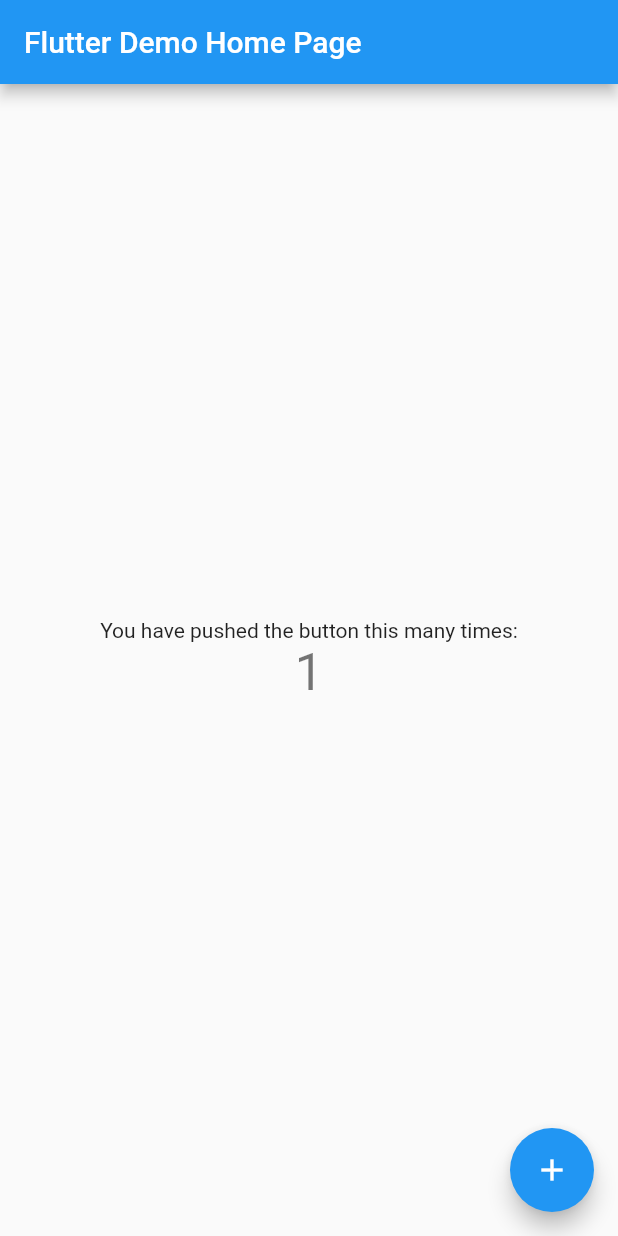
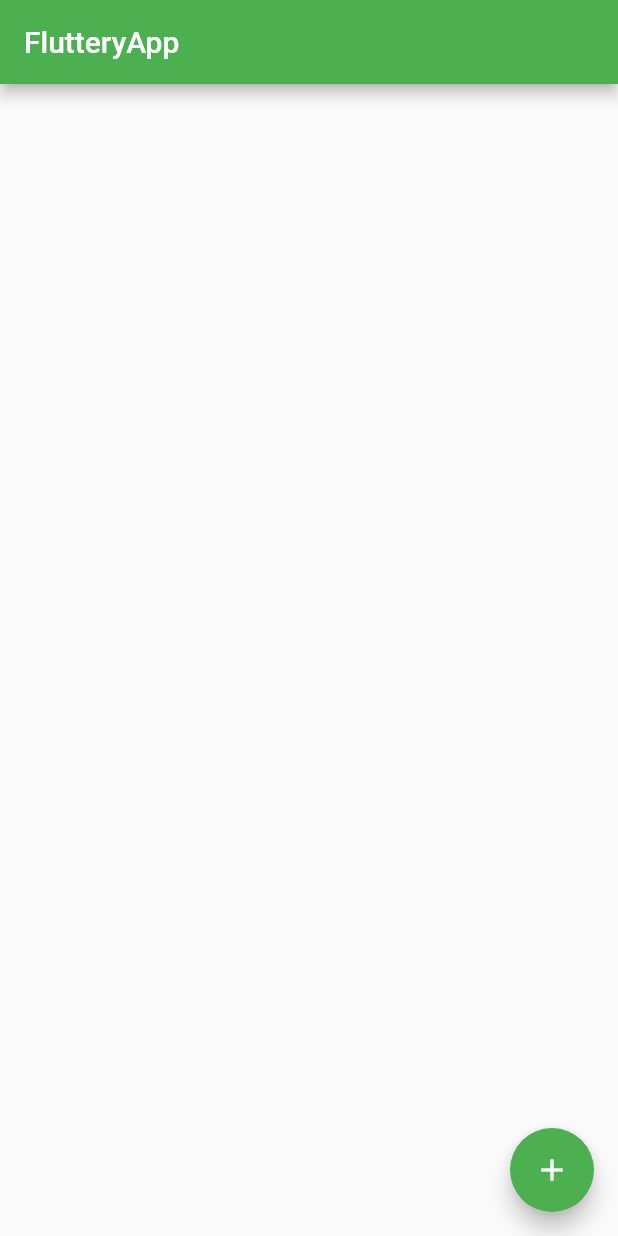
Before and after one commit to pantomassi/flutter_basic, a Flutter app: the screen it shows after launch, after a tap on the "add" icon, on a phone screen of 412 x 824 dp. Run offline on Flutter 3.47's test engine with Material 2 defaults, Android fonts, the phone set to English and light mode, and no system bars.

Commit message:
Setup the app, add bars and float button

```diff
--- a/lib/main.dart
+++ b/lib/main.dart
@@ -7,109 +7,36 @@ void main() {
 class MyApp extends StatelessWidget {
   const MyApp({super.key});
 
-  // This widget is the root of your application.
   @override
   Widget build(BuildContext context) {
     return MaterialApp(
-      title: 'Flutter Demo',
-      theme: ThemeData(
-        // This is the theme of your application.
-        //
-        // Try running your application with "flutter run". You'll see the
-        // application has a blue toolbar. Then, without quitting the app, try
-        // changing the primarySwatch below to Colors.green and then invoke
-        // "hot reload" (press "r" in the console where you ran "flutter run",
-        // or simply save your changes to "hot reload" in a Flutter IDE).
-        // Notice that the counter didn't reset back to zero; the application
-        // is not restarted.
-        primarySwatch: Colors.blue,
-      ),
-      home: const MyHomePage(title: 'Flutter Demo Home Page'),
+      debugShowCheckedModeBanner: false,
+      theme: ThemeData(primarySwatch: Colors.green),
+      home: const RootPage(),
     );
   }
 }
 
-class MyHomePage extends StatefulWidget {
-  const MyHomePage({super.key, required this.title});
-
-  // This widget is the home page of your application. It is stateful, meaning
-  // that it has a State object (defined below) that contains fields that affect
-  // how it looks.
-
-  // This class is the configuration for the state. It holds the values (in this
-  // case the title) provided by the parent (in this case the App widget) and
-  // used by the build method of the State. Fields in a Widget subclass are
-  // always marked "final".
-
-  final String title;
+class RootPage extends StatefulWidget {
+  const RootPage({super.key});
 
   @override
-  State<MyHomePage> createState() => _MyHomePageState();
+  State<RootPage> createState() => _RootPageState();
 }
 
-class _MyHomePageState extends State<MyHomePage> {
-  int _counter = 0;
-
-  void _incrementCounter() {
-    setState(() {
-      // This call to setState tells the Flutter framework that something has
-      // changed in this State, which causes it to rerun the build method below
-      // so that the display can reflect the updated values. If we changed
-      // _counter without calling setState(), then the build method would not be
-      // called again, and so nothing would appear to happen.
-      _counter++;
-    });
-  }
-
+class _RootPageState extends State<RootPage> {
   @override
   Widget build(BuildContext context) {
-    // This method is rerun every time setState is called, for instance as done
-    // by the _incrementCounter method above.
-    //
-    // The Flutter framework has been optimized to make rerunning build methods
-    // fast, so that you can just rebuild anything that needs updating rather
-    // than having to individually change instances of widgets.
     return Scaffold(
       appBar: AppBar(
-        // Here we take the value from the MyHomePage object that was created by
-        // the App.build method, and use it to set our appbar title.
-        title: Text(widget.title),
-      ),
-      body: Center(
-        // Center is a layout widget. It takes a single child and positions it
-        // in the middle of the parent.
-        child: Column(
-          // Column is also a layout widget. It takes a list of children and
-          // arranges them vertically. By default, it sizes itself to fit its
-          // children horizontally, and tries to be as tall as its parent.
-          //
-          // Invoke "debug painting" (press "p" in the console, choose the
-          // "Toggle Debug Paint" action from the Flutter Inspector in Android
-          // Studio, or the "Toggle Debug Paint" command in Visual Studio Code)
-          // to see the wireframe for each widget.
-          //
-          // Column has various properties to control how it sizes itself and
-          // how it positions its children. Here we use mainAxisAlignment to
-          // center the children vertically; the main axis here is the vertical
-          // axis because Columns are vertical (the cross axis would be
-          // horizontal).
-          mainAxisAlignment: MainAxisAlignment.center,
-          children: <Widget>[
-            const Text(
-              'You have pushed the button this many times:',
-            ),
-            Text(
-              '$_counter',
-              style: Theme.of(context).textTheme.headlineMedium,
-            ),
-          ],
-        ),
+        title: const Text('FlutteryApp'),
       ),
       floatingActionButton: FloatingActionButton(
-        onPressed: _incrementCounter,
-        tooltip: 'Increment',
+        onPressed: () {
+          debugPrint('Inside action button...');
+        },
         child: const Icon(Icons.add),
-      ), // This trailing comma makes auto-formatting nicer for build methods.
+      ),
     );
   }
 }
```
